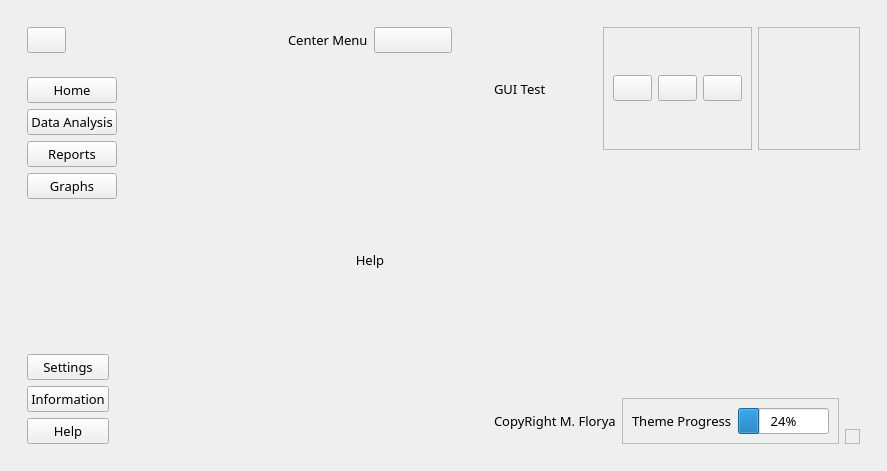
Old version of the form src/generated-files/ui/new_interface.ui in the repository mflorya575/Example-GUI-PyQt6-Pyside.
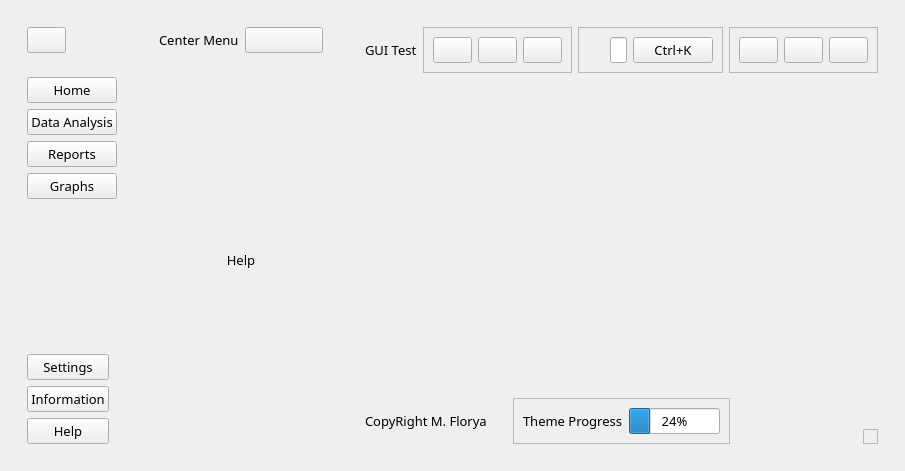
New version of the form. Icons and pictures are not drawn.

Commit message: full create header in mainBody

The edit to the form file:
```diff
--- a/src/generated-files/ui/new_interface.ui
+++ b/src/generated-files/ui/new_interface.ui
@@ -302,8 +302,14 @@
     </item>
     <item>
      <widget class="QWidget" name="mainBody" native="true">
+      <property name="sizePolicy">
+       <sizepolicy hsizetype="Expanding" vsizetype="Preferred">
+        <horstretch>0</horstretch>
+        <verstretch>0</verstretch>
+       </sizepolicy>
+      </property>
       <layout class="QVBoxLayout" name="verticalLayout_10">
-       <item>
+       <item alignment="Qt::AlignTop">
         <widget class="QWidget" name="header" native="true">
          <layout class="QHBoxLayout" name="horizontalLayout_7">
           <item>
@@ -359,6 +365,53 @@
            </widget>
           </item>
           <item>
+           <widget class="QFrame" name="searchCont">
+            <property name="frameShape">
+             <enum>QFrame::StyledPanel</enum>
+            </property>
+            <property name="frameShadow">
+             <enum>QFrame::Raised</enum>
+            </property>
+            <layout class="QHBoxLayout" name="horizontalLayout_8">
+             <item>
+              <widget class="QLabel" name="label_9">
+               <property name="minimumSize">
+                <size>
+                 <width>16</width>
+                 <height>16</height>
+                </size>
+               </property>
+               <property name="maximumSize">
+                <size>
+                 <width>16</width>
+                 <height>16</height>
+                </size>
+               </property>
+               <property name="text">
+                <string/>
+               </property>
+               <property name="pixmap">
+                <pixmap>../../../../../Custom_Widgets/main/Qss/icons/fefefe/feather/search.png</pixmap>
+               </property>
+               <property name="scaledContents">
+                <bool>true</bool>
+               </property>
+              </widget>
+             </item>
+             <item>
+              <widget class="QLineEdit" name="lineEdit"/>
+             </item>
+             <item>
+              <widget class="QPushButton" name="pushButton_2">
+               <property name="text">
+                <string>Ctrl+K</string>
+               </property>
+              </widget>
+             </item>
+            </layout>
+           </widget>
+          </item>
+          <item alignment="Qt::AlignRight|Qt::AlignTop">
            <widget class="QFrame" name="frame_4">
             <property name="frameShape">
              <enum>QFrame::StyledPanel</enum>
@@ -366,6 +419,41 @@
             <property name="frameShadow">
              <enum>QFrame::Raised</enum>
             </property>
+            <layout class="QHBoxLayout" name="horizontalLayout_9">
+             <item>
+              <widget class="QPushButton" name="minimizeBtn">
+               <property name="text">
+                <string/>
+               </property>
+               <property name="icon">
+                <iconset>
+                 <normaloff>../../../../../Custom_Widgets/main/Qss/icons/fefefe/feather/window_minimize.png</normaloff>../../../../../Custom_Widgets/main/Qss/icons/fefefe/feather/window_minimize.png</iconset>
+               </property>
+              </widget>
+             </item>
+             <item>
+              <widget class="QPushButton" name="restoreBtn">
+               <property name="text">
+                <string/>
+               </property>
+               <property name="icon">
+                <iconset>
+                 <normaloff>../../../../../Custom_Widgets/main/Qss/icons/fefefe/feather/square.png</normaloff>../../../../../Custom_Widgets/main/Qss/icons/fefefe/feather/square.png</iconset>
+               </property>
+              </widget>
+             </item>
+             <item>
+              <widget class="QPushButton" name="closeBtn">
+               <property name="text">
+                <string/>
+               </property>
+               <property name="icon">
+                <iconset>
+                 <normaloff>../../../../../Custom_Widgets/main/Qss/icons/fefefe/feather/window_close.png</normaloff>../../../../../Custom_Widgets/main/Qss/icons/fefefe/feather/window_close.png</iconset>
+               </property>
+              </widget>
+             </item>
+            </layout>
            </widget>
           </item>
          </layout>
```
Left out of the diff: 2 changed lines with no effect on the pictures.
